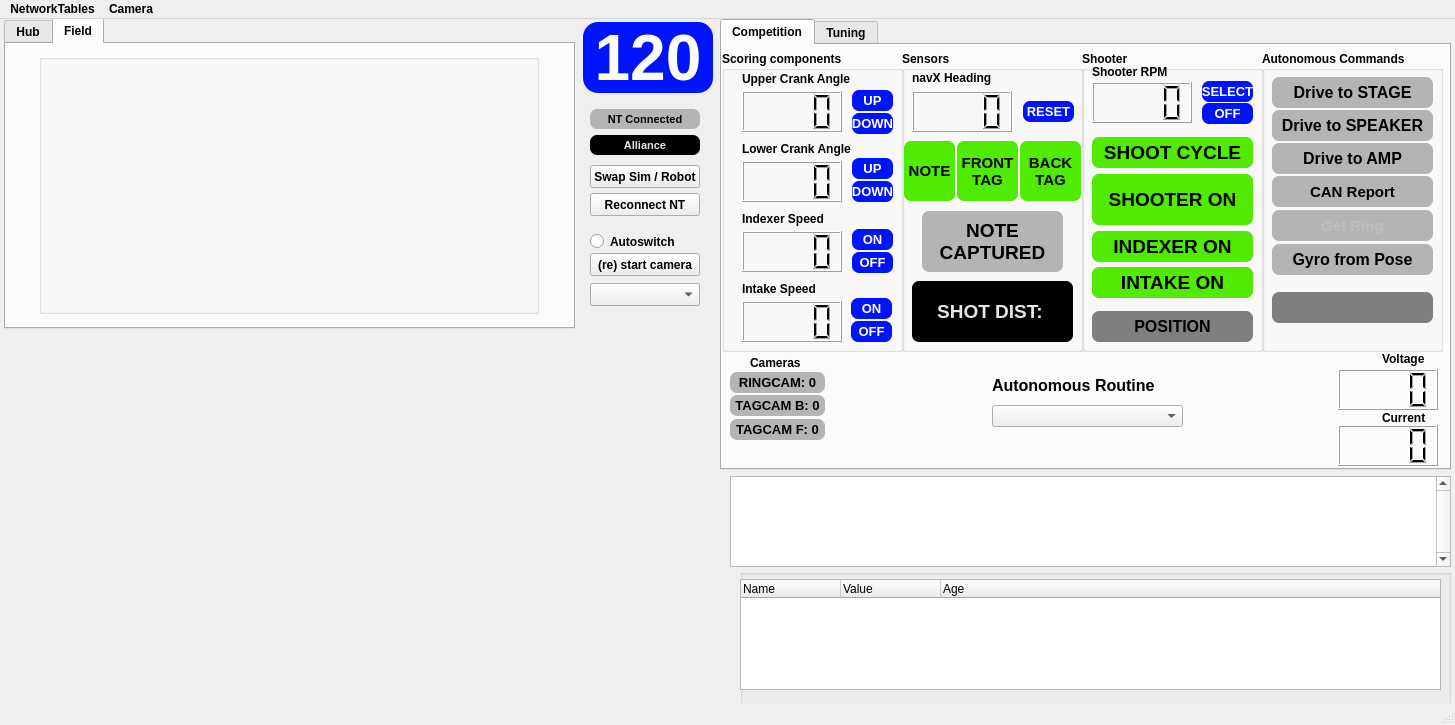
Old version of the form gui/layout_2024.ui in the repository aesatchien/FRC2429_2024.
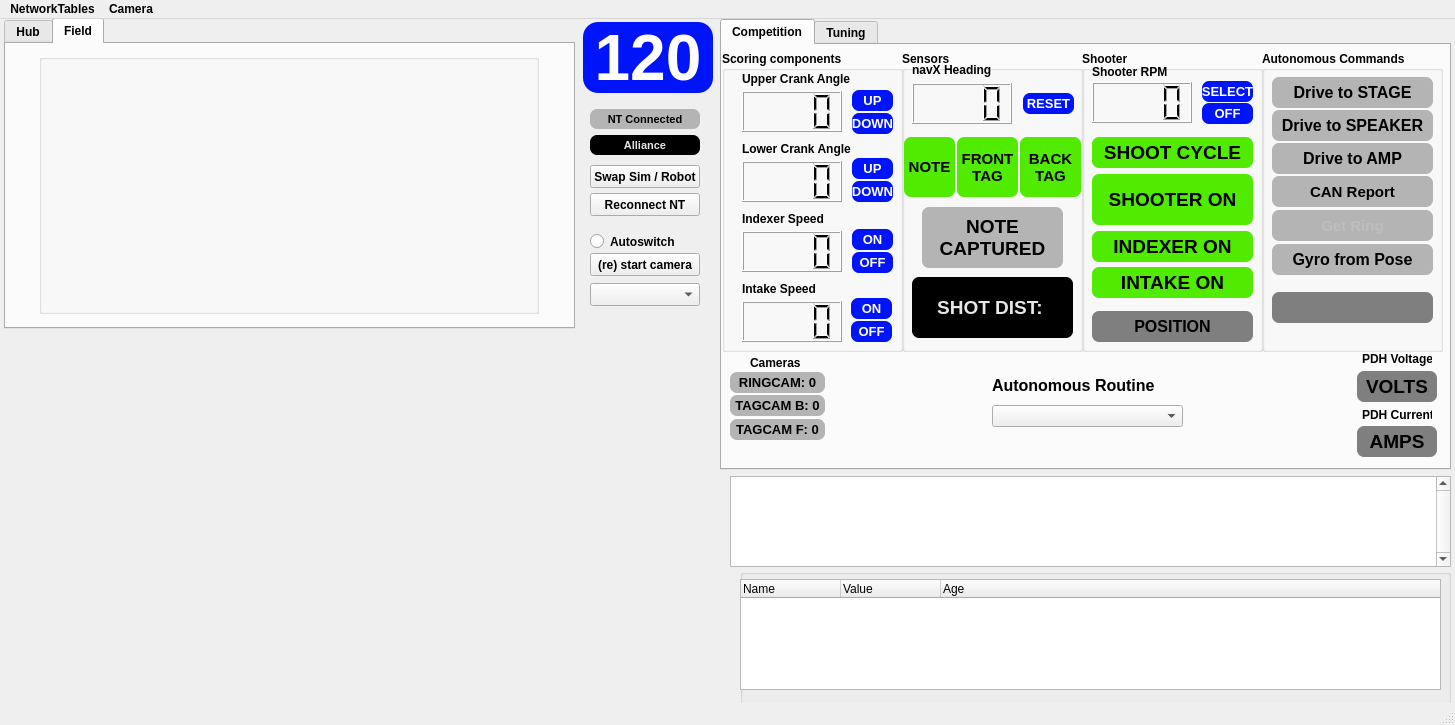
New version of the form. Icons and pictures are not drawn. Custom widgets are drawn as their Qt base class.

Commit message: color coding the gui PDH tracker

```diff
--- a/gui/layout_2024.ui
+++ b/gui/layout_2024.ui
@@ -772,7 +772,7 @@
        <property name="geometry">
         <rect>
          <x>10</x>
-         <y>19</y>
+         <y>11</y>
          <width>131</width>
          <height>16</height>
         </rect>
@@ -785,7 +785,7 @@
        <property name="geometry">
         <rect>
          <x>10</x>
-         <y>40</y>
+         <y>32</y>
          <width>100</width>
          <height>41</height>
         </rect>
@@ -798,7 +798,7 @@
        <property name="geometry">
         <rect>
          <x>121</x>
-         <y>50</y>
+         <y>42</y>
          <width>51</width>
          <height>21</height>
         </rect>
@@ -834,7 +834,7 @@
        <property name="geometry">
         <rect>
          <x>2</x>
-         <y>90</y>
+         <y>86</y>
          <width>51</width>
          <height>60</height>
         </rect>
@@ -869,7 +869,7 @@
        <property name="geometry">
         <rect>
          <x>55</x>
-         <y>90</y>
+         <y>86</y>
          <width>61</width>
          <height>60</height>
         </rect>
@@ -905,7 +905,7 @@
        <property name="geometry">
         <rect>
          <x>20</x>
-         <y>160</y>
+         <y>156</y>
          <width>141</width>
          <height>61</height>
         </rect>
@@ -938,7 +938,7 @@
        <property name="geometry">
         <rect>
          <x>10</x>
-         <y>230</y>
+         <y>226</y>
          <width>161</width>
          <height>61</height>
         </rect>
@@ -974,7 +974,7 @@
        <property name="geometry">
         <rect>
          <x>118</x>
-         <y>90</y>
+         <y>86</y>
          <width>61</width>
          <height>60</height>
         </rect>
@@ -1308,79 +1308,99 @@
      <widget class="QLabel" name="label_14">
       <property name="geometry">
        <rect>
-        <x>660</x>
+        <x>640</x>
         <y>306</y>
-        <width>50</width>
+        <width>70</width>
         <height>16</height>
        </rect>
       </property>
       <property name="text">
-       <string>Voltage</string>
-      </property>
-     </widget>
-     <widget class="QLCDNumber" name="qlcd_voltage">
-      <property name="geometry">
-       <rect>
-        <x>616</x>
-        <y>324</y>
-        <width>100</width>
-        <height>41</height>
-       </rect>
-      </property>
-      <property name="font">
-       <font>
-        <family>Comic Sans MS</family>
-        <weight>75</weight>
-        <bold>true</bold>
-       </font>
-      </property>
-      <property name="lineWidth">
-       <number>1</number>
-      </property>
-      <property name="digitCount">
-       <number>4</number>
-      </property>
-      <property name="segmentStyle">
-       <enum>QLCDNumber::Filled</enum>
-      </property>
-     </widget>
-     <widget class="QLCDNumber" name="qlcd_current">
-      <property name="geometry">
-       <rect>
-        <x>616</x>
-        <y>380</y>
-        <width>100</width>
-        <height>41</height>
-       </rect>
-      </property>
-      <property name="font">
-       <font>
-        <family>Comic Sans MS</family>
-        <weight>75</weight>
-        <bold>true</bold>
-       </font>
-      </property>
-      <property name="lineWidth">
-       <number>1</number>
-      </property>
-      <property name="digitCount">
-       <number>4</number>
-      </property>
-      <property name="segmentStyle">
-       <enum>QLCDNumber::Filled</enum>
+       <string>PDH Voltage</string>
       </property>
      </widget>
      <widget class="QLabel" name="label_15">
       <property name="geometry">
        <rect>
-        <x>660</x>
-        <y>365</y>
-        <width>50</width>
+        <x>640</x>
+        <y>362</y>
+        <width>70</width>
         <height>16</height>
        </rect>
       </property>
       <property name="text">
-       <string>Current</string>
+       <string>PDH Current</string>
+      </property>
+     </widget>
+     <widget class="QLabel2" name="qlabel_pdh_voltage_monitor">
+      <property name="enabled">
+       <bool>true</bool>
+      </property>
+      <property name="geometry">
+       <rect>
+        <x>635</x>
+        <y>326</y>
+        <width>80</width>
+        <height>31</height>
+       </rect>
+      </property>
+      <property name="font">
+       <font>
+        <family>MS Shell Dlg 2</family>
+        <pointsize>14</pointsize>
+        <weight>75</weight>
+        <bold>true</bold>
+       </font>
+      </property>
+      <property name="styleSheet">
+       <string notr="true">border: 7px;
+border-radius: 7px;
+background-color:rgb(127, 127, 127);
+</string>
+      </property>
+      <property name="text">
+       <string>VOLTS</string>
+      </property>
+      <property name="textFormat">
+       <enum>Qt::AutoText</enum>
+      </property>
+      <property name="alignment">
+       <set>Qt::AlignCenter</set>
+      </property>
+     </widget>
+     <widget class="QLabel2" name="qlabel_pdh_current_monitor">
+      <property name="enabled">
+       <bool>true</bool>
+      </property>
+      <property name="geometry">
+       <rect>
+        <x>635</x>
+        <y>381</y>
+        <width>80</width>
+        <height>31</height>
+       </rect>
+      </property>
+      <property name="font">
+       <font>
+        <family>MS Shell Dlg 2</family>
+        <pointsize>14</pointsize>
+        <weight>75</weight>
+        <bold>true</bold>
+       </font>
+      </property>
+      <property name="styleSheet">
+       <string notr="true">border: 7px;
+border-radius: 7px;
+background-color:rgb(127, 127, 127);
+</string>
+      </property>
+      <property name="text">
+       <string>AMPS</string>
+      </property>
+      <property name="textFormat">
+       <enum>Qt::AutoText</enum>
+      </property>
+      <property name="alignment">
+       <set>Qt::AlignCenter</set>
       </property>
      </widget>
     </widget>
```
The commit also changes 2 other files.
